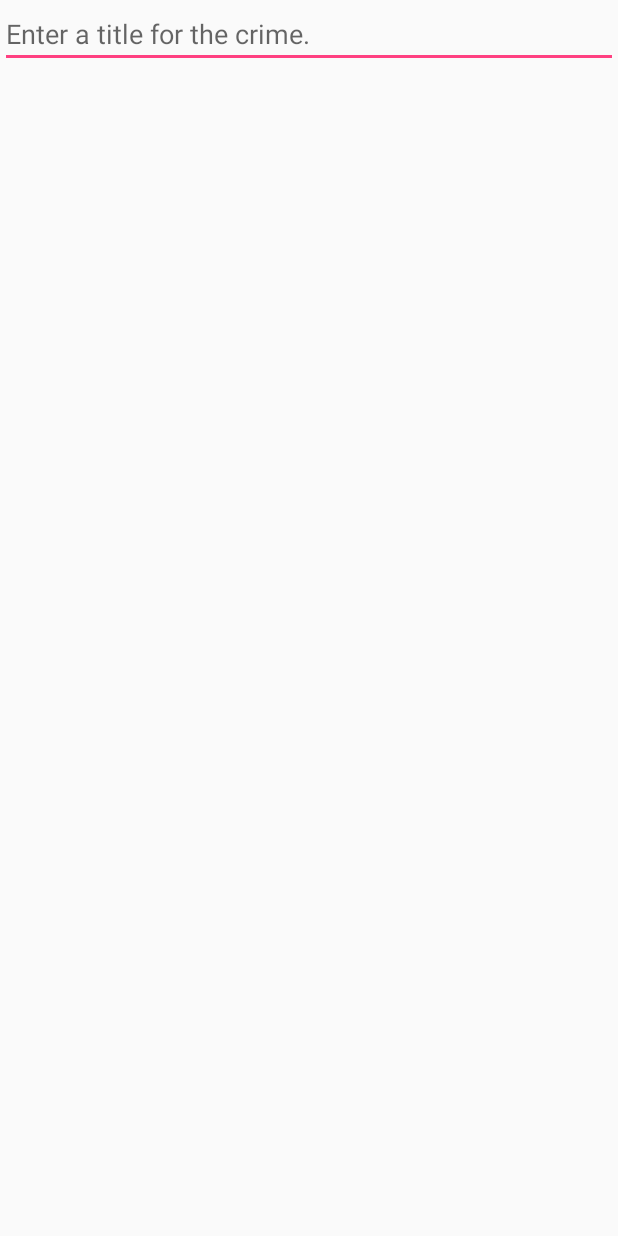
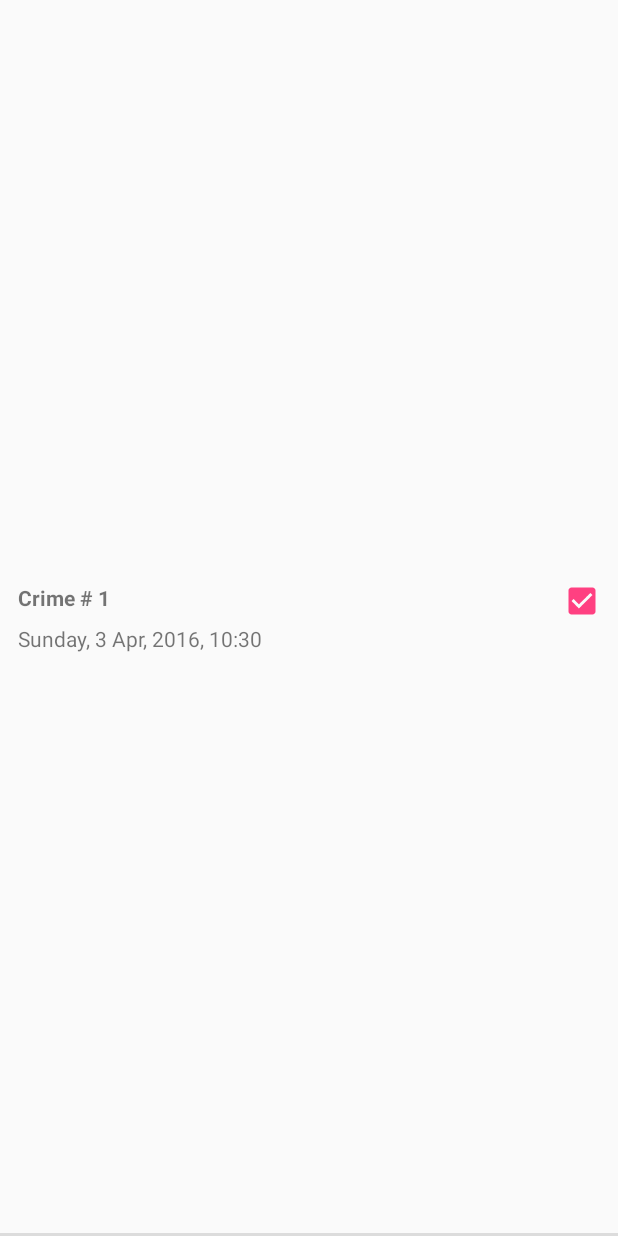
Before and after one commit to NicolasUA/CriminalIntent, an Android app: the screen it shows after launch (CrimeActivity before the commit, CrimeListActivity after it), on a phone screen of 412 x 824 dp. Run offline under Robolectric (Android 15) with nearby library versions, the phone set to English and light mode, and no system bars.

Commit message:
Initial fork commit

```diff
--- a/app/build.gradle
+++ b/app/build.gradle
@@ -2,7 +2,7 @@ apply plugin: 'com.android.application'
 
 android {
     compileSdkVersion 22
-    buildToolsVersion "23.0.2"
+    buildToolsVersion '24.0.0 rc2'
 
     defaultConfig {
         applicationId "com.bignerdranch.android.criminalintent"
@@ -23,5 +23,6 @@ dependencies {
     compile fileTree(include: ['*.jar'], dir: 'libs')
     testCompile 'junit:junit:4.12'
     compile 'com.android.support:appcompat-v7:22.2.1'
-    compile 'com.android.support:support-v4:23.2.1'
+    compile 'com.android.support:support-v4:22.2.1'
+    compile 'com.android.support:recyclerview-v7:22.2.1'
 }
--- a/app/src/main/AndroidManifest.xml
+++ b/app/src/main/AndroidManifest.xml
@@ -8,13 +8,13 @@
         android:label="@string/app_name"
         android:supportsRtl="true"
         android:theme="@style/AppTheme">
-        <activity android:name=".CrimeActivity">
+        <activity android:name=".CrimeListActivity">
             <intent-filter>
                 <action android:name="android.intent.action.MAIN"/>
-
                 <category android:name="android.intent.category.LAUNCHER"/>
             </intent-filter>
         </activity>
+        <activity android:name=".CrimePagerActivity"/>
     </application>
 
 </manifest>
--- a/app/src/main/java/com/bignerdranch/android/criminalintent/Crime.java
+++ b/app/src/main/java/com/bignerdranch/android/criminalintent/Crime.java
@@ -1,25 +1,45 @@
 package com.bignerdranch.android.criminalintent;
 
+import java.util.Date;
 import java.util.UUID;
 
 public class Crime {
 
     private UUID mId;
-    private String mTiltle;
+    private String mTitle;
+    private Date mDate;
+    private boolean mSolved;
 
     public Crime() {
         mId = UUID.randomUUID();
+        mDate = new Date();
     }
 
     public UUID getId() {
         return mId;
     }
 
-    public String getTiltle() {
-        return mTiltle;
+    public String getTitle() {
+        return mTitle;
     }
 
-    public void setTiltle(String tiltle) {
-        mTiltle = tiltle;
+    public void setTitle(String title) {
+        mTitle = title;
+    }
+
+    public Date getDate() {
+        return mDate;
+    }
+
+    public void setDate(Date date) {
+        mDate = date;
+    }
+
+    public boolean isSolved() {
+        return mSolved;
+    }
+
+    public void setSolved(boolean solved) {
+        mSolved = solved;
     }
 }
--- /dev/null
+++ b/app/src/main/java/com/bignerdranch/android/criminalintent/CrimeLab.java
@@ -0,0 +1,43 @@
+package com.bignerdranch.android.criminalintent;
+
+import android.content.Context;
+
+import java.util.ArrayList;
+import java.util.List;
+import java.util.UUID;
+
+public class CrimeLab {
+
+    private static CrimeLab sCrimeLab;
+    private List<Crime> mCrimeList;
+
+    public static CrimeLab getCrimeLab(Context context) {
+        if (sCrimeLab == null) {
+            sCrimeLab = new CrimeLab(context);
+        }
+        return sCrimeLab;
+    }
+
+    private CrimeLab(Context context) {
+        mCrimeList = new ArrayList<>();
+        for (int i = 0; i < 100; i++) {
+            Crime crime = new Crime();
+            crime.setTitle("Crime # " + (i + 1));
+            crime.setSolved(i % 2 == 0);
+            mCrimeList.add(crime);
+        }
+    }
+
+    public List<Crime> getCrimeList() {
+        return mCrimeList;
+    }
+
+    public Crime getCrime(UUID id) {
+        for (Crime crime: mCrimeList) {
+            if (crime.getId().equals(id)) {
+                return crime;
+            }
+        }
+        return null;
+    }
+}
--- /dev/null
+++ b/app/src/main/java/com/bignerdranch/android/criminalintent/CrimeListActivity.java
@@ -0,0 +1,11 @@
+package com.bignerdranch.android.criminalintent;
+
+import android.support.v4.app.Fragment;
+
+public class CrimeListActivity extends SingleFragmentActivity {
+
+    @Override
+    protected Fragment createFragment() {
+        return new CrimeListFragment();
+    }
+}
--- /dev/null
+++ b/app/src/main/java/com/bignerdranch/android/criminalintent/CrimeListFragment.java
@@ -0,0 +1,120 @@
+package com.bignerdranch.android.criminalintent;
+
+import android.app.Activity;
+import android.content.Intent;
+import android.os.Bundle;
+import android.support.annotation.Nullable;
+import android.support.v4.app.Fragment;
+import android.support.v7.widget.LinearLayoutManager;
+import android.support.v7.widget.RecyclerView;
+import android.text.format.DateFormat;
+import android.view.LayoutInflater;
+import android.view.View;
+import android.view.ViewGroup;
+import android.widget.CheckBox;
+import android.widget.TextView;
+
+import java.util.List;
+
+public class CrimeListFragment extends Fragment {
+
+    private static final int REQUEST_CRIME = 1;
+
+    private RecyclerView mCrimeRecyclerView;
+    private CrimeAdapter mCrimeAdapter;
+
+    @Nullable
+    @Override
+    public View onCreateView(LayoutInflater inflater, @Nullable ViewGroup container, @Nullable Bundle savedInstanceState) {
+
+        View view = inflater.inflate(R.layout.fragment_crime_list, container, false);
+
+        mCrimeRecyclerView = (RecyclerView) view.findViewById(R.id.crime_recycler_view);
+        mCrimeRecyclerView.setLayoutManager(new LinearLayoutManager(getActivity()));
+
+        updateUI();
+
+        return view;
+}
+    @Override
+    public void onResume() {
+        super.onResume();
+        updateUI();
+    }
+
+    @Override
+    public void onActivityResult(int requestCode, int resultCode, Intent data) {
+        if ((requestCode == REQUEST_CRIME) && (resultCode == Activity.RESULT_OK)) {
+
+        }
+    }
+
+    private void updateUI() {
+        CrimeLab crimeLab = CrimeLab.getCrimeLab(getActivity());
+        List<Crime> crimes = crimeLab.getCrimeList();
+
+        if (mCrimeAdapter == null) {
+            mCrimeAdapter = new CrimeAdapter(crimes);
+            mCrimeRecyclerView.setAdapter(mCrimeAdapter);
+        } else {
+            mCrimeAdapter.notifyDataSetChanged();
+        }
+    }
+
+    private class CrimeHolder extends RecyclerView.ViewHolder implements View.OnClickListener{
+
+        private TextView mTitleTextView;
+        private TextView mDateTextView;
+        private CheckBox mSolvedCheckBox;
+        private Crime mCrime;
+
+        public CrimeHolder(View itemView) {
+            super(itemView);
+            itemView.setOnClickListener(this);
+
+            mTitleTextView = (TextView) itemView.findViewById(R.id.list_item_crime_title_text_view);
+            mDateTextView = (TextView) itemView.findViewById(R.id.list_item_crime_date_text_view);
+            mSolvedCheckBox = (CheckBox) itemView.findViewById(R.id.list_item_crime_solved_check_box);
+        }
+
+        public void bindCrime(Crime crime) {
+            mCrime = crime;
+            mTitleTextView.setText(mCrime.getTitle());
+            mDateTextView.setText(DateFormat.format("EEEE, d MMM, yyyy, HH:mm", mCrime.getDate()));
+            mSolvedCheckBox.setChecked(mCrime.isSolved());
+        }
+
+        @Override
+        public void onClick(View v) {
+            Intent intent = CrimePagerActivity.newIntent(getActivity(), mCrime.getId());
+            startActivityForResult(intent, REQUEST_CRIME);
+        }
+    }
+
+    private class CrimeAdapter extends RecyclerView.Adapter<CrimeHolder> {
+
+        private List<Crime> mCrimeList;
+
+        public CrimeAdapter(List<Crime> crimeList) {
+            mCrimeList = crimeList;
+        }
+
+        @Override
+        public CrimeHolder onCreateViewHolder(ViewGroup parent, int viewType) {
+            LayoutInflater inflater = LayoutInflater.from(getActivity());
+            View view = inflater.inflate(R.layout.list_item_crime, parent, false);
+            return new CrimeHolder(view);
+        }
+
+        @Override
+        public void onBindViewHolder(CrimeHolder holder, int position) {
+            Crime crime = mCrimeList.get(position);
+            holder.bindCrime(crime);
+        }
+
+        @Override
+        public int getItemCount() {
+            return mCrimeList.size();
+        }
+    }
+}
--- a/app/src/main/java/com/bignerdranch/android/criminalintent/CrimeActivity.java
+++ b/app/src/main/java/com/bignerdranch/android/criminalintent/SingleFragmentActivity.java
@@ -5,18 +5,20 @@ import android.support.v4.app.Fragment;
 import android.support.v4.app.FragmentActivity;
 import android.support.v4.app.FragmentManager;
 
-public class CrimeActivity extends FragmentActivity {
+public abstract class SingleFragmentActivity extends FragmentActivity {
+
+    protected abstract Fragment createFragment();
 
     @Override
     protected void onCreate(Bundle savedInstanceState) {
         super.onCreate(savedInstanceState);
-        setContentView(R.layout.activity_crime);
+        setContentView(R.layout.activity_fragment);
 
         FragmentManager fm = getSupportFragmentManager();
         Fragment fragment = fm.findFragmentById(R.id.fragment_container);
 
         if (fragment == null) {
-            fragment = new CrimeFragment();
+            fragment = createFragment();
             fm.beginTransaction()
                     .add(R.id.fragment_container, fragment)
                     .commit();
--- /dev/null
+++ b/app/src/main/res/layout/fragment_crime_list.xml
@@ -0,0 +1,8 @@
+<?xml version="1.0" encoding="utf-8"?>
+<android.support.v7.widget.RecyclerView
+    xmlns:android="http://schemas.android.com/apk/res/android"
+    android:id="@+id/crime_recycler_view"
+    android:layout_width="match_parent"
+    android:layout_height="match_parent">
+
+</android.support.v7.widget.RecyclerView>
--- /dev/null
+++ b/app/src/main/res/layout/list_item_crime.xml
@@ -0,0 +1,35 @@
+<?xml version="1.0" encoding="utf-8"?>
+<RelativeLayout
+    xmlns:android="http://schemas.android.com/apk/res/android"
+    xmlns:tools="http://schemas.android.com/tools"
+    android:layout_width="match_parent"
+    android:layout_height="match_parent"
+    style="?android:listSeparatorTextViewStyle"
+    >
+
+    <CheckBox
+        android:id="@+id/list_item_crime_solved_check_box"
+        android:layout_width="wrap_content"
+        android:layout_height="wrap_content"
+        android:layout_alignParentRight="true"
+        android:padding="4dp"/>
+
+    <TextView
+        android:id="@+id/list_item_crime_title_text_view"
+        android:layout_width="match_parent"
+        android:layout_height="wrap_content"
+        android:layout_toLeftOf="@id/list_item_crime_solved_check_box"
+        android:textStyle="bold"
+        android:padding="4dp"
+        tools:text="Crime title"/>
+
+    <TextView
+        android:id="@+id/list_item_crime_date_text_view"
+        android:layout_width="match_parent"
+        android:layout_height="wrap_content"
+        android:layout_toLeftOf="@id/list_item_crime_solved_check_box"
+        android:layout_below="@id/list_item_crime_title_text_view"
+        android:padding="4dp"
+        tools:text = "Crime Date"/>
+
+</RelativeLayout>
--- a/app/src/main/res/values/strings.xml
+++ b/app/src/main/res/values/strings.xml
@@ -1,4 +1,9 @@
 <resources>
     <string name="app_name">CriminalIntent</string>
     <string name="crime_title_hint">Enter a title for the crime.</string>
+    <string name="crime_title_label">Title</string>
+    <string name="crime_details_label">Details</string>
+    <string name="crime_solved_label">Solved</string>
+    <string name="date_picker_title">Date of crime:</string>
+    <string name="time_picker_title">Time of crime:</string>
 </resources>
--- a/build.gradle
+++ b/build.gradle
@@ -5,7 +5,7 @@ buildscript {
         jcenter()
     }
     dependencies {
-        classpath 'com.android.tools.build:gradle:2.1.0-alpha3'
+        classpath 'com.android.tools.build:gradle:2.1.0-alpha5'
 
         // NOTE: Do not place your application dependencies here; they belong
         // in the individual module build.gradle files
```
Also changed, not shown: app/src/main/java/com/bignerdranch/android/criminalintent/CrimeFragment.java (+97 -5 lines), app/src/main/java/com/bignerdranch/android/criminalintent/CrimePagerActivity.java (added, +60 -0 lines), app/src/main/java/com/bignerdranch/android/criminalintent/DatePickerFragment.java (added, +77 -0 lines), app/src/main/java/com/bignerdranch/android/criminalintent/TimePickerFragment.java (added, +76 -0 lines), app/src/main/res/layout/activity_crime_pager.xml (added, +8 -0 lines), app/src/main/res/layout/dialog_date.xml (added, +9 -0 lines), app/src/main/res/layout/dialog_time.xml (added, +8 -0 lines), app/src/main/res/layout/fragmet_crime.xml (+39 -4 lines), app/src/main/res/layout/activity_fragment.xml (renamed from app/src/main/res/layout/activity_crime.xml), 1 other file.
